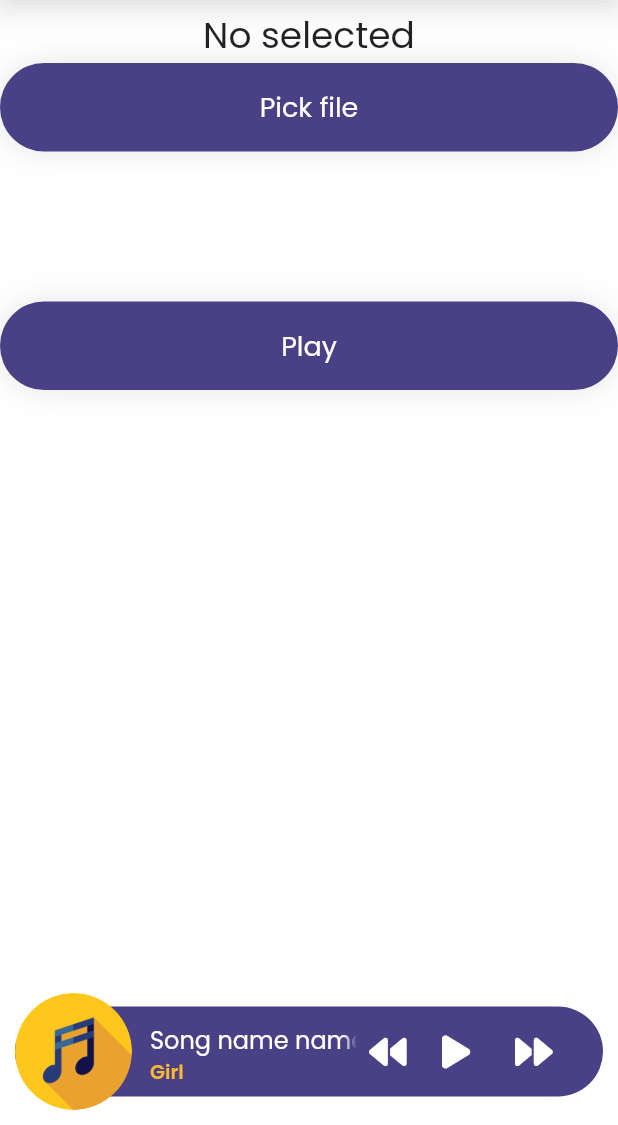
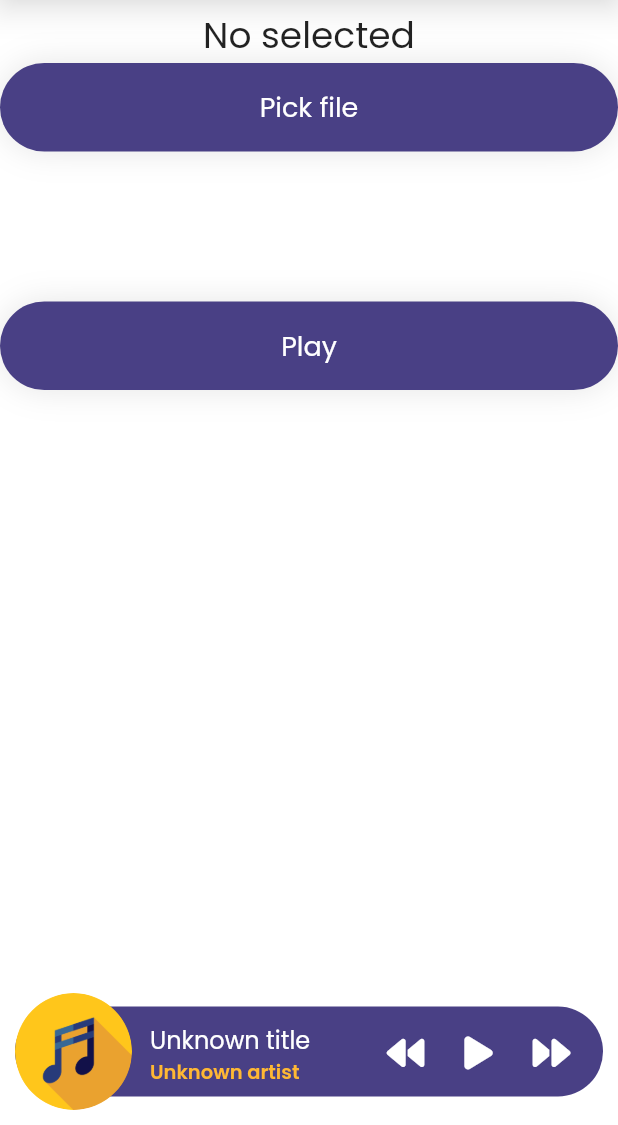
Before and after one commit to SpeeritX/SoundShare, a Flutter app: the PlayerScreen screen opened directly with empty values, on a phone screen of 412 x 824 dp, the part 111-1236 px from its top. Run offline on Flutter 3.47's test engine with Material 2 defaults, Android fonts, the phone set to English and light mode, and no system bars; our stand-ins replace file_picker, flutter_svg, font_awesome_flutter, freezed_annotation, just_audio, logger and 1 more; missing offline and left inert: id3, mp3_info, noise_meter, ntp, security_scoped_resource.

Commit message:
Display list of the songs in the queue

```diff
--- a/lib/domain/controllers/player/player_controller.dart
+++ b/lib/domain/controllers/player/player_controller.dart
@@ -17,13 +17,16 @@ import 'package:ntp/ntp.dart';
 class PlayerController extends ChangeNotifier with Disposable {
   final _musicQueue = MusicQueue();
   late final _musicBufferController =
-      MusicBufferController(_musicQueue, _p2pNetwork);
+  MusicBufferController(_musicQueue, _p2pNetwork);
   late final MusicPlayer _player =
-      MusicPlayer(_musicBufferController, _musicQueue);
+  MusicPlayer(_musicBufferController, _musicQueue);
   late final MusicProvider _musicProvider = MusicProvider(_p2pNetwork);
   final P2pNetwork _p2pNetwork;
 
   DetailsPackage? get currentSong => _musicQueue.currentSong;
+
+  List<DetailsPackage> get songList => _musicQueue.songList;
+
 
   PlayerController(this._p2pNetwork) {
     _p2pNetwork.musicPlayerListener = _player;
--- a/lib/domain/music/song/song.dart
+++ b/lib/domain/music/song/song.dart
@@ -3,6 +3,7 @@ import 'dart:io';
 import 'package:crypto/crypto.dart';
 import 'package:id3/id3.dart';
 import 'package:mp3_info/mp3_info.dart';
+import 'package:path/path.dart';
 import 'package:sound_share/common/logger.dart';
 import 'package:sound_share/domain/music/package/details_package.dart';
 
@@ -24,7 +25,7 @@ class MusicSong {
       try {
         attributes = mp3instance.getMetaTags();
         artist = attributes?['Artist'];
-        title = attributes?['Title'];
+        title = attributes?['Title'] ?? basename(file.path);
         album = attributes?['Album'];
         apic = attributes?['APIC'];
       } catch (e, st) {
--- a/lib/ui/screens/player/player_screen.dart
+++ b/lib/ui/screens/player/player_screen.dart
@@ -6,6 +6,7 @@ import 'package:provider/provider.dart';
 import 'package:sound_share/domain/controllers/player/player_controller.dart';
 import 'package:sound_share/domain/network/p2p/p2p_network.dart';
 import 'package:sound_share/ui/widgets/buttons/primary_full_button.dart';
+import 'package:sound_share/ui/widgets/music/song_widget.dart';
 
 import '../../widgets/music/player_widget.dart';
 import '../../widgets/scaffold/app_bar.dart';
@@ -38,12 +39,11 @@ class _PlayerScreenState extends State<PlayerScreen> {
       child: Scaffold(
         appBar: DefaultAppBar(title: "Player"),
         body: Stack(
-          // alignment: Alignment.topCenter,
           children: <Widget>[
             Positioned.fill(
               child: SingleChildScrollView(
                 child: Consumer<PlayerController>(
-                  builder: (context, value, child) => Column(
+                  builder: (context, playerController, child) => Column(
                     children: [
                       const TimerWidget(),
                       // const Text("Devices:"),
@@ -57,37 +57,45 @@ class _PlayerScreenState extends State<PlayerScreen> {
                       //   },
                       // ),
                       Text(
-                        value.currentSong?.title ?? "No selected",
+                        playerController.currentSong?.title ?? "No selected",
                         style: Theme.of(context).textTheme.headline5,
                       ),
                       PrimaryFullButton(
                         onPressed: () {
-                          value.pickSong();
+                          playerController.pickSong();
                         },
                         text: "Pick file",
                       ),
                       SizedBox(height: 100),
                       PrimaryFullButton(
                         onPressed: () {
-                          value.play();
+                          playerController.play();
                         },
                         text: "Play",
                       ),
+                      ..._createSongsWidgets(playerController),
                     ],
                   ),
                 ),
               ),
             ),
-            const Positioned.fill(
+            Positioned.fill(
               child: Align(
                 alignment: Alignment.bottomCenter,
-                child: PlayerWidget(),
+                child: Consumer<PlayerController>(
+                    builder: (context, playerController, child) =>
+                        PlayerWidget(playerController: playerController)),
               ),
             ),
           ],
         ),
       ),
     );
+  }
+
+  Iterable<SongWidget> _createSongsWidgets(PlayerController playerController) {
+    return playerController.songList
+        .map((song) => SongWidget(song: song, player: playerController));
   }
 }
 
--- /dev/null
+++ b/lib/ui/widgets/buttons/small_button.dart
@@ -0,0 +1,36 @@
+import 'package:flutter/material.dart';
+import 'package:sound_share/ui/style/paddings.dart';
+import 'package:sound_share/ui/widgets/shrink_tap.dart';
+
+class SmallButton extends StatelessWidget {
+  final VoidCallback onPressed;
+  final Widget child;
+  final Color backgroundColor;
+  final bool disable;
+  final double? width;
+
+  const SmallButton({
+    Key? key,
+    required this.onPressed,
+    required this.child,
+    this.backgroundColor = Colors.transparent,
+    this.disable = false,
+    this.width,
+  }) : super(key: key);
+
+  @override
+  Widget build(BuildContext context) {
+    return Container(
+      color: backgroundColor,
+      padding: EdgeInsets.all(Paddings.dynamic.m1),
+      alignment: Alignment.center,
+      child: ShrinkTap(
+        onTap: () {
+          if (!disable) onPressed();
+        },
+        shrinkScale: 0.9,
+        child: child,
+      ),
+    );
+  }
+}
--- a/lib/ui/widgets/music/player_widget.dart
+++ b/lib/ui/widgets/music/player_widget.dart
@@ -1,11 +1,12 @@
 import 'package:flutter/material.dart';
 import 'package:font_awesome_flutter/font_awesome_flutter.dart';
+import 'package:sound_share/domain/controllers/player/player_controller.dart';
 import 'package:sound_share/ui/style/app_colors.dart';
+import 'package:sound_share/ui/widgets/buttons/small_button.dart';
 import '../../style/paddings.dart';
 
-import '../shrink_tap.dart';
-
 class PlayerWidget extends StatefulWidget {
+  final PlayerController playerController;
   static const FaIcon playIcon = FaIcon(
     FontAwesomeIcons.play,
     color: Colors.white,
@@ -19,6 +20,7 @@ class PlayerWidget extends StatefulWidget {
   );
 
   const PlayerWidget({
+    required this.playerController,
     Key? key,
   }) : super(key: key);
 
@@ -73,7 +75,9 @@ class _PlayerWidgetState extends State<PlayerWidget> {
                 mainAxisAlignment: MainAxisAlignment.center,
                 crossAxisAlignment: CrossAxisAlignment.start,
                 children: [
-                  Text("Song name name name",
+                  Text(
+                      widget.playerController.currentSong?.title ??
+                          "Unknown title",
                       overflow: TextOverflow.fade,
                       softWrap: false,
                       style: Theme.of(context)
@@ -81,7 +85,8 @@ class _PlayerWidgetState extends State<PlayerWidget> {
                           .bodyText1!
                           .copyWith(color: AppColors.white)),
                   Text(
-                    "Girl",
+                    widget.playerController.currentSong?.artist ??
+                        "Unknown artist",
                     overflow: TextOverflow.fade,
                     softWrap: false,
                     style: Theme.of(context)
@@ -95,37 +100,29 @@ class _PlayerWidgetState extends State<PlayerWidget> {
           ),
           Expanded(
               flex: 2,
-              child: ShrinkTap(
-                onTap: () {},
-                shrinkScale: 0.9,
+              child: SmallButton(
+                  onPressed: () {},
                   child: const FaIcon(
                     FontAwesomeIcons.backward,
                     color: Colors.white,
                     size: 25.0,
-                ),
-              )),
+                  ))),
           Expanded(
             flex: 2,
-              child: ShrinkTap(
-                onTap: () {
-                  setState(() {
-                    toggle = !toggle;
-                  });
-                },
-                shrinkScale: 0.9,
+            child: SmallButton(
+              onPressed: () {},
               child: !toggle ? PlayerWidget.playIcon : PlayerWidget.pauseIcon,
-              )),
+            ),
+          ),
           Expanded(
               flex: 2,
-              child: ShrinkTap(
-                onTap: () {},
-                shrinkScale: 0.9,
+              child: SmallButton(
+                  onPressed: () {},
                   child: const FaIcon(
                     FontAwesomeIcons.forward,
                     color: Colors.white,
                     size: 25.0,
-                ),
-              )),
+                  ))),
         ],
       ),
     );
```
Also changed, not shown: lib/ui/screens/home/home_screen.dart (+0 -7 lines), lib/ui/screens/player/player_test_screen.dart (deleted, +0 -36 lines), lib/ui/widgets/music/song_widget.dart (+44 -18 lines). Lines whose indentation alone changed are shown as unchanged.
